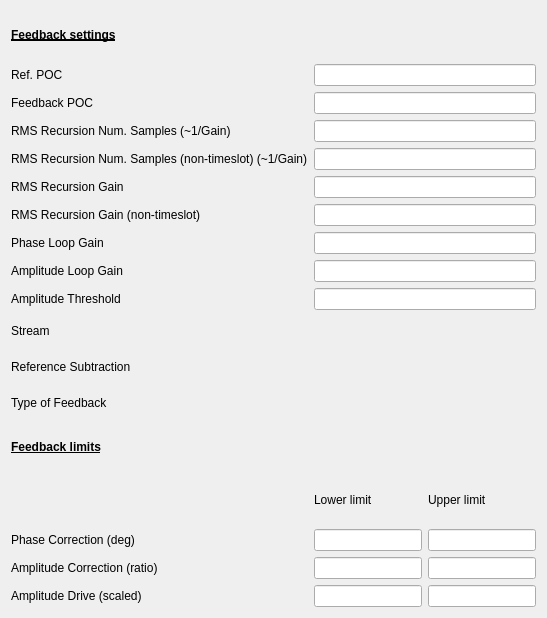
Qt form pydm/llrf_hls_expert.ui (slac-epics/llrfATCA) before a commit.
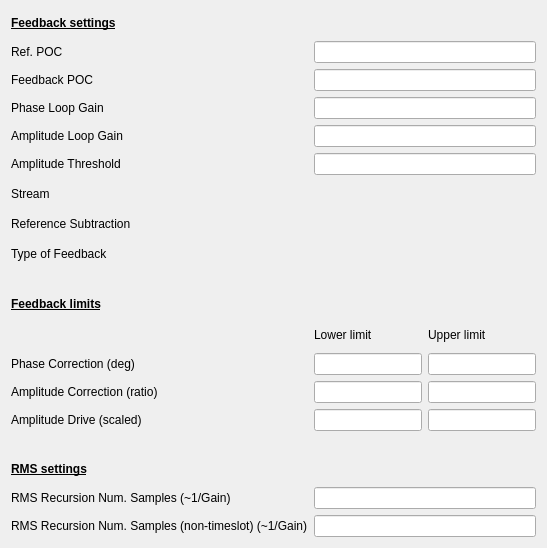
The same form after that commit. Custom widgets are drawn as their Qt base class.

```diff
--- a/pydm/llrf_hls_expert.ui
+++ b/pydm/llrf_hls_expert.ui
@@ -7,7 +7,7 @@
     <x>0</x>
     <y>0</y>
     <width>547</width>
-    <height>618</height>
+    <height>548</height>
    </rect>
   </property>
   <property name="windowTitle">
@@ -16,115 +16,7 @@
   <layout class="QVBoxLayout" name="verticalLayout">
    <item>
     <layout class="QGridLayout" name="gridLayout">
-     <item row="15" column="2">
-      <widget class="QLabel" name="label_13">
-       <property name="text">
-        <string>Upper limit</string>
-       </property>
-      </widget>
-     </item>
-     <item row="9" column="0">
-      <widget class="QLabel" name="label_7">
-       <property name="text">
-        <string>Amplitude Loop Gain</string>
-       </property>
-      </widget>
-     </item>
-     <item row="13" column="1" colspan="2">
-      <widget class="PyDMEnumButton" name="PyDMEnumButton_6">
-       <property name="sizePolicy">
-        <sizepolicy hsizetype="Preferred" vsizetype="Maximum">
-         <horstretch>0</horstretch>
-         <verstretch>0</verstretch>
-        </sizepolicy>
-       </property>
-       <property name="maximumSize">
-        <size>
-         <width>16777215</width>
-         <height>30</height>
-        </size>
-       </property>
-       <property name="toolTip">
-        <string/>
-       </property>
-       <property name="styleSheet">
-        <string notr="true">QPushButton{font: 8px;}</string>
-       </property>
-       <property name="channel" stdset="0">
-        <string>ca://${DEV}:OPMODE</string>
-       </property>
-       <property name="orientation" stdset="0">
-        <enum>Qt::Horizontal</enum>
-       </property>
-       <property name="marginTop" stdset="0">
-        <number>0</number>
-       </property>
-       <property name="marginBottom" stdset="0">
-        <number>0</number>
-       </property>
-       <property name="marginLeft" stdset="0">
-        <number>0</number>
-       </property>
-       <property name="marginRight" stdset="0">
-        <number>0</number>
-       </property>
-       <property name="horizontalSpacing" stdset="0">
-        <number>0</number>
-       </property>
-       <property name="verticalSpacing" stdset="0">
-        <number>0</number>
-       </property>
-      </widget>
-     </item>
-     <item row="5" column="1" colspan="2">
-      <widget class="PyDMLineEdit" name="PyDMLineEdit_64">
-       <property name="toolTip">
-        <string/>
-       </property>
-       <property name="alignment">
-        <set>Qt::AlignCenter</set>
-       </property>
-       <property name="alarmSensitiveContent" stdset="0">
-        <bool>true</bool>
-       </property>
-       <property name="channel" stdset="0">
-        <string>ca://${DEV}:VARGAIN</string>
-       </property>
-      </widget>
-     </item>
-     <item row="17" column="2">
-      <widget class="PyDMLineEdit" name="PyDMLineEdit_49">
-       <property name="toolTip">
-        <string/>
-       </property>
-       <property name="alignment">
-        <set>Qt::AlignCenter</set>
-       </property>
-       <property name="alarmSensitiveContent" stdset="0">
-        <bool>true</bool>
-       </property>
-       <property name="channel" stdset="0">
-        <string>ca://${DEV}:ACORUPL</string>
-       </property>
-      </widget>
-     </item>
-     <item row="7" column="1" colspan="2">
-      <widget class="PyDMLineEdit" name="PyDMLineEdit_73">
-       <property name="toolTip">
-        <string/>
-       </property>
-       <property name="alignment">
-        <set>Qt::AlignCenter</set>
-       </property>
-       <property name="alarmSensitiveContent" stdset="0">
-        <bool>true</bool>
-       </property>
-       <property name="channel" stdset="0">
-        <string>ca://${DEV}:VARGAIN_NT</string>
-       </property>
-      </widget>
-     </item>
-     <item row="11" column="1" colspan="2">
+     <item row="9" column="1" colspan="2">
       <widget class="PyDMEnumButton" name="PyDMEnumButton">
        <property name="sizePolicy">
         <sizepolicy hsizetype="Preferred" vsizetype="Fixed">
@@ -170,22 +62,29 @@
        </property>
       </widget>
      </item>
-     <item row="15" column="1">
-      <widget class="QLabel" name="label_14">
+     <item row="0" column="0" colspan="3">
+      <widget class="QLabel" name="label">
+       <property name="font">
+        <font>
+         <weight>75</weight>
+         <bold>true</bold>
+         <underline>true</underline>
+        </font>
+       </property>
        <property name="text">
-        <string>Lower limit</string>
+        <string>Feedback settings</string>
        </property>
       </widget>
      </item>
-     <item row="3" column="0">
+     <item row="20" column="0">
       <widget class="QLabel" name="label_15">
        <property name="text">
         <string>RMS Recursion Num. Samples (~1/Gain)</string>
        </property>
       </widget>
      </item>
-     <item row="2" column="1" colspan="2">
-      <widget class="PyDMLineEdit" name="PyDMLineEdit_44">
+     <item row="21" column="1" colspan="2">
+      <widget class="PyDMLineEdit" name="PyDMLineEdit_74">
        <property name="toolTip">
         <string/>
        </property>
@@ -200,8 +99,24 @@
        </property>
       </widget>
      </item>
-     <item row="12" column="1" colspan="2">
-      <widget class="PyDMEnumButton" name="PyDMEnumButton_3">
+     <item row="12" column="0" colspan="3">
+      <spacer name="verticalSpacer">
+       <property name="orientation">
+        <enum>Qt::Vertical</enum>
+       </property>
+       <property name="sizeType">
+        <enum>QSizePolicy::Fixed</enum>
+       </property>
+       <property name="sizeHint" stdset="0">
+        <size>
+         <width>20</width>
+         <height>20</height>
+        </size>
+       </property>
+      </spacer>
+     </item>
+     <item row="11" column="1" colspan="2">
+      <widget class="PyDMEnumButton" name="PyDMEnumButton_6">
        <property name="sizePolicy">
         <sizepolicy hsizetype="Preferred" vsizetype="Maximum">
          <horstretch>0</horstretch>
@@ -246,52 +161,50 @@
        </property>
       </widget>
      </item>
-     <item row="1" column="0">
-      <widget class="QLabel" name="label_2">
+     <item row="7" column="0">
+      <widget class="QLabel" name="label_7">
        <property name="text">
-        <string>Ref. POC</string>
+        <string>Amplitude Loop Gain</string>
        </property>
       </widget>
      </item>
-     <item row="13" column="0">
-      <widget class="QLabel" name="label_10">
+     <item row="19" column="0">
+      <widget class="QLabel" name="label_20">
+       <property name="font">
+        <font>
+         <weight>75</weight>
+         <bold>true</bold>
+         <underline>true</underline>
+        </font>
+       </property>
        <property name="text">
-        <string>Type of Feedback</string>
+        <string>RMS settings</string>
        </property>
       </widget>
      </item>
-     <item row="9" column="1" colspan="2">
-      <widget class="PyDMLineEdit" name="PyDMLineEdit_46">
-       <property name="toolTip">
-        <string/>
-       </property>
-       <property name="alignment">
-        <set>Qt::AlignCenter</set>
-       </property>
-       <property name="alarmSensitiveContent" stdset="0">
-        <bool>true</bool>
-       </property>
-       <property name="channel" stdset="0">
-        <string>ca://${DEV}:AGAIN</string>
-       </property>
-      </widget>
-     </item>
-     <item row="8" column="0">
-      <widget class="QLabel" name="label_6">
+     <item row="14" column="2">
+      <widget class="QLabel" name="label_13">
        <property name="text">
-        <string>Phase Loop Gain</string>
+        <string>Upper limit</string>
        </property>
       </widget>
      </item>
-     <item row="17" column="0">
+     <item row="16" column="0">
       <widget class="QLabel" name="label_17">
        <property name="text">
         <string>Amplitude Correction (ratio)</string>
        </property>
       </widget>
      </item>
-     <item row="16" column="1">
-      <widget class="PyDMLineEdit" name="PyDMLineEdit_48">
+     <item row="6" column="0">
+      <widget class="QLabel" name="label_6">
+       <property name="text">
+        <string>Phase Loop Gain</string>
+       </property>
+      </widget>
+     </item>
+     <item row="17" column="2">
+      <widget class="PyDMLineEdit" name="PyDMLineEdit_51">
        <property name="toolTip">
         <string/>
        </property>
@@ -302,7 +215,37 @@
         <bool>true</bool>
        </property>
        <property name="channel" stdset="0">
-        <string>ca://${DEV}:PCORLOL</string>
+        <string>ca://${DEV}:ADRVUPL</string>
+       </property>
+      </widget>
+     </item>
+     <item row="13" column="0" colspan="3">
+      <widget class="QLabel" name="label_12">
+       <property name="font">
+        <font>
+         <weight>75</weight>
+         <bold>true</bold>
+         <underline>true</underline>
+        </font>
+       </property>
+       <property name="text">
+        <string>Feedback limits</string>
+       </property>
+      </widget>
+     </item>
+     <item row="7" column="1" colspan="2">
+      <widget class="PyDMLineEdit" name="PyDMLineEdit_46">
+       <property name="toolTip">
+        <string/>
+       </property>
+       <property name="alignment">
+        <set>Qt::AlignCenter</set>
+       </property>
+       <property name="alarmSensitiveContent" stdset="0">
+        <bool>true</bool>
+       </property>
+       <property name="channel" stdset="0">
+        <string>ca://${DEV}:AGAIN</string>
        </property>
       </widget>
      </item>
@@ -313,111 +256,39 @@
        </property>
       </widget>
      </item>
-     <item row="11" column="0">
-      <widget class="QLabel" name="label_9">
-       <property name="text">
-        <string>Stream</string>
-       </property>
-      </widget>
-     </item>
-     <item row="8" column="1" colspan="2">
-      <widget class="PyDMLineEdit" name="PyDMLineEdit_45">
-       <property name="toolTip">
-        <string/>
-       </property>
-       <property name="alignment">
-        <set>Qt::AlignCenter</set>
-       </property>
-       <property name="alarmSensitiveContent" stdset="0">
-        <bool>true</bool>
-       </property>
-       <property name="channel" stdset="0">
-        <string>ca://${DEV}:PGAIN</string>
-       </property>
-      </widget>
-     </item>
-     <item row="18" column="0">
-      <widget class="QLabel" name="label_18">
-       <property name="text">
-        <string>Amplitude Drive (scaled)</string>
-       </property>
-      </widget>
-     </item>
-     <item row="17" column="1">
-      <widget class="PyDMLineEdit" name="PyDMLineEdit_50">
-       <property name="toolTip">
-        <string/>
-       </property>
-       <property name="alignment">
-        <set>Qt::AlignCenter</set>
-       </property>
-       <property name="alarmSensitiveContent" stdset="0">
-        <bool>true</bool>
-       </property>
-       <property name="channel" stdset="0">
-        <string>ca://${DEV}:ACORLOL</string>
-       </property>
-      </widget>
-     </item>
-     <item row="12" column="0">
-      <widget class="QLabel" name="label_11">
-       <property name="text">
-        <string>Reference Subtraction</string>
-       </property>
-      </widget>
-     </item>
-     <item row="7" column="0">
-      <widget class="QLabel" name="label_5">
-       <property name="text">
-        <string>RMS Recursion Gain (non-timeslot)</string>
-       </property>
-      </widget>
-     </item>
-     <item row="16" column="0">
-      <widget class="QLabel" name="label_16">
-       <property name="text">
-        <string>Phase Correction (deg)</string>
-       </property>
-      </widget>
-     </item>
-     <item row="1" column="1" colspan="2">
-      <widget class="PyDMLineEdit" name="PyDMLineEdit_43">
-       <property name="toolTip">
-        <string/>
-       </property>
-       <property name="alignment">
-        <set>Qt::AlignCenter</set>
-       </property>
-       <property name="alarmSensitiveContent" stdset="0">
-        <bool>true</bool>
-       </property>
-       <property name="channel" stdset="0">
-        <string>ca://${DEV}:REFPOC</string>
-       </property>
-      </widget>
-     </item>
-     <item row="5" column="0">
-      <widget class="QLabel" name="label_4">
-       <property name="text">
-        <string>RMS Recursion Gain</string>
-       </property>
-      </widget>
-     </item>
-     <item row="0" column="0" colspan="3">
-      <widget class="QLabel" name="label">
-       <property name="font">
-        <font>
-         <weight>75</weight>
-         <bold>true</bold>
-         <underline>true</underline>
-        </font>
-       </property>
-       <property name="text">
-        <string>Feedback settings</string>
-       </property>
-      </widget>
-     </item>
      <item row="16" column="2">
+      <widget class="PyDMLineEdit" name="PyDMLineEdit_49">
+       <property name="toolTip">
+        <string/>
+       </property>
+       <property name="alignment">
+        <set>Qt::AlignCenter</set>
+       </property>
+       <property name="alarmSensitiveContent" stdset="0">
+        <bool>true</bool>
+       </property>
+       <property name="channel" stdset="0">
+        <string>ca://${DEV}:ACORUPL</string>
+       </property>
+      </widget>
+     </item>
+     <item row="17" column="1">
+      <widget class="PyDMLineEdit" name="PyDMLineEdit_52">
+       <property name="toolTip">
+        <string/>
+       </property>
+       <property name="alignment">
+        <set>Qt::AlignCenter</set>
+       </property>
+       <property name="alarmSensitiveContent" stdset="0">
+        <bool>true</bool>
+       </property>
+       <property name="channel" stdset="0">
+        <string>ca://${DEV}:ADRVLOL</string>
+       </property>
+      </widget>
+     </item>
+     <item row="15" column="2">
       <widget class="PyDMLineEdit" name="PyDMLineEdit_47">
        <property name="toolTip">
         <string/>
@@ -433,44 +304,113 @@
        </property>
       </widget>
      </item>
-     <item row="18" column="2">
-      <widget class="PyDMLineEdit" name="PyDMLineEdit_51">
-       <property name="toolTip">
-        <string/>
+     <item row="15" column="0">
+      <widget class="QLabel" name="label_16">
+       <property name="text">
+        <string>Phase Correction (deg)</string>
        </property>
-       <property name="alignment">
-        <set>Qt::AlignCenter</set>
-       </property>
-       <property name="alarmSensitiveContent" stdset="0">
-        <bool>true</bool>
-       </property>
-       <property name="channel" stdset="0">
-        <string>ca://${DEV}:ADRVUPL</string>
-       </property>
       </widget>
      </item>
-     <item row="14" column="0" colspan="3">
-      <widget class="QLabel" name="label_12">
-       <property name="font">
-        <font>
-         <weight>75</weight>
-         <bold>true</bold>
-         <underline>true</underline>
-        </font>
-       </property>
+     <item row="1" column="0">
+      <widget class="QLabel" name="label_2">
        <property name="text">
-        <string>Feedback limits</string>
+        <string>Ref. POC</string>
        </property>
       </widget>
      </item>
-     <item row="10" column="0">
+     <item row="8" column="0">
       <widget class="QLabel" name="label_8">
        <property name="text">
         <string>Amplitude Threshold</string>
        </property>
       </widget>
      </item>
+     <item row="15" column="1">
+      <widget class="PyDMLineEdit" name="PyDMLineEdit_48">
+       <property name="toolTip">
+        <string/>
+       </property>
+       <property name="alignment">
+        <set>Qt::AlignCenter</set>
+       </property>
+       <property name="alarmSensitiveContent" stdset="0">
+        <bool>true</bool>
+       </property>
+       <property name="channel" stdset="0">
+        <string>ca://${DEV}:PCORLOL</string>
+       </property>
+      </widget>
+     </item>
      <item row="10" column="1" colspan="2">
+      <widget class="PyDMEnumButton" name="PyDMEnumButton_3">
+       <property name="sizePolicy">
+        <sizepolicy hsizetype="Preferred" vsizetype="Maximum">
+         <horstretch>0</horstretch>
+         <verstretch>0</verstretch>
+        </sizepolicy>
+       </property>
+       <property name="maximumSize">
+        <size>
+         <width>16777215</width>
+         <height>30</height>
+        </size>
+       </property>
+       <property name="toolTip">
+        <string/>
+       </property>
+       <property name="styleSheet">
+        <string notr="true">QPushButton{font: 8px;}</string>
+       </property>
+       <property name="channel" stdset="0">
+        <string>ca://${DEV}:REFSUBENB</string>
+       </property>
+       <property name="orientation" stdset="0">
+        <enum>Qt::Horizontal</enum>
+       </property>
+       <property name="marginTop" stdset="0">
+        <number>0</number>
+       </property>
+       <property name="marginBottom" stdset="0">
+        <number>0</number>
+       </property>
+       <property name="marginLeft" stdset="0">
+        <number>0</number>
+       </property>
+       <property name="marginRight" stdset="0">
+        <number>0</number>
+       </property>
+       <property name="horizontalSpacing" stdset="0">
+        <number>0</number>
+       </property>
+       <property name="verticalSpacing" stdset="0">
+        <number>0</number>
+       </property>
+      </widget>
+     </item>
+     <item row="10" column="0">
+      <widget class="QLabel" name="label_11">
+       <property name="text">
+        <string>Reference Subtraction</string>
+       </property>
+      </widget>
+     </item>
+     <item row="20" column="1" colspan="2">
+      <widget class="PyDMLineEdit" name="PyDMLineEdit_65">
+       <property name="toolTip">
+        <string/>
+       </property>
+       <property name="alignment">
+        <set>Qt::AlignCenter</set>
+       </property>
+       <property name="alarmSensitiveContent" stdset="0">
+        <bool>true</bool>
+       </property>
+       <property name="channel" stdset="0">
+        <string>ca://${DEV}:VARNSAMPLE</string>
+       </property>
+      </widget>
+     </item>
+     <item row="8" column="1" colspan="2">
       <widget class="PyDMLineEdit" name="PyDMLineEdit_72">
        <property name="font">
         <font>
@@ -491,8 +431,8 @@
        </property>
       </widget>
      </item>
-     <item row="18" column="1">
-      <widget class="PyDMLineEdit" name="PyDMLineEdit_52">
+     <item row="2" column="1" colspan="2">
+      <widget class="PyDMLineEdit" name="PyDMLineEdit_44">
        <property name="toolTip">
         <string/>
        </property>
@@ -507,8 +447,15 @@
        </property>
       </widget>
      </item>
-     <item row="3" column="1" colspan="2">
-      <widget class="PyDMLineEdit" name="PyDMLineEdit_65">
+     <item row="17" column="0">
+      <widget class="QLabel" name="label_18">
+       <property name="text">
+        <string>Amplitude Drive (scaled)</string>
+       </property>
+      </widget>
+     </item>
+     <item row="1" column="1" colspan="2">
+      <widget class="PyDMLineEdit" name="PyDMLineEdit_43">
        <property name="toolTip">
         <string/>
        </property>
@@ -523,28 +470,81 @@
        </property>
       </widget>
      </item>
-     <item row="4" column="0">
+     <item row="14" column="1">
+      <widget class="QLabel" name="label_14">
+       <property name="text">
+        <string>Lower limit</string>
+       </property>
+      </widget>
+     </item>
+     <item row="16" column="1">
+      <widget class="PyDMLineEdit" name="PyDMLineEdit_50">
+       <property name="toolTip">
+        <string/>
+       </property>
+       <property name="alignment">
+        <set>Qt::AlignCenter</set>
+       </property>
+       <property name="alarmSensitiveContent" stdset="0">
+        <bool>true</bool>
+       </property>
+       <property name="channel" stdset="0">
+        <string>ca://${DEV}:ACORLOL</string>
+       </property>
+      </widget>
+     </item>
+     <item row="9" column="0">
+      <widget class="QLabel" name="label_9">
+       <property name="text">
+        <string>Stream</string>
+       </property>
+      </widget>
+     </item>
+     <item row="11" column="0">
+      <widget class="QLabel" name="label_10">
+       <property name="text">
+        <string>Type of Feedback</string>
+       </property>
+      </widget>
+     </item>
+     <item row="6" column="1" colspan="2">
+      <widget class="PyDMLineEdit" name="PyDMLineEdit_45">
+       <property name="toolTip">
+        <string/>
+       </property>
+       <property name="alignment">
+        <set>Qt::AlignCenter</set>
+       </property>
+       <property name="alarmSensitiveContent" stdset="0">
+        <bool>true</bool>
+       </property>
+       <property name="channel" stdset="0">
+        <string>ca://${DEV}:PGAIN</string>
+       </property>
+      </widget>
+     </item>
+     <item row="21" column="0">
       <widget class="QLabel" name="label_19">
        <property name="text">
         <string>RMS Recursion Num. Samples (non-timeslot) (~1/Gain)</string>
        </property>
       </widget>
      </item>
-     <item row="4" column="1" colspan="2">
-      <widget class="PyDMLineEdit" name="PyDMLineEdit_74">
-       <property name="toolTip">
-        <string/>
+     <item row="18" column="0" colspan="3">
+      <spacer name="verticalSpacer_2">
+       <property name="orientation">
+        <enum>Qt::Vertical</enum>
        </property>
-       <property name="alignment">
-        <set>Qt::AlignCenter</set>
+       <property name="sizeType">
+        <enum>QSizePolicy::Fixed</enum>
        </property>
-       <property name="alarmSensitiveContent" stdset="0">
-        <bool>true</bool>
+       <property name="sizeHint" stdset="0">
+        <size>
+         <width>20</width>
+         <height>20</height>
+        </size>
        </property>
-       <property name="channel" stdset="0">
-        <string>ca://${DEV}:VARNSAMPLE_NT</string>
-       </property>
-      </widget>
+      </spacer>
      </item>
     </layout>
    </item>
```
Left out of the diff: 8 changed lines with no effect on the pictures.
